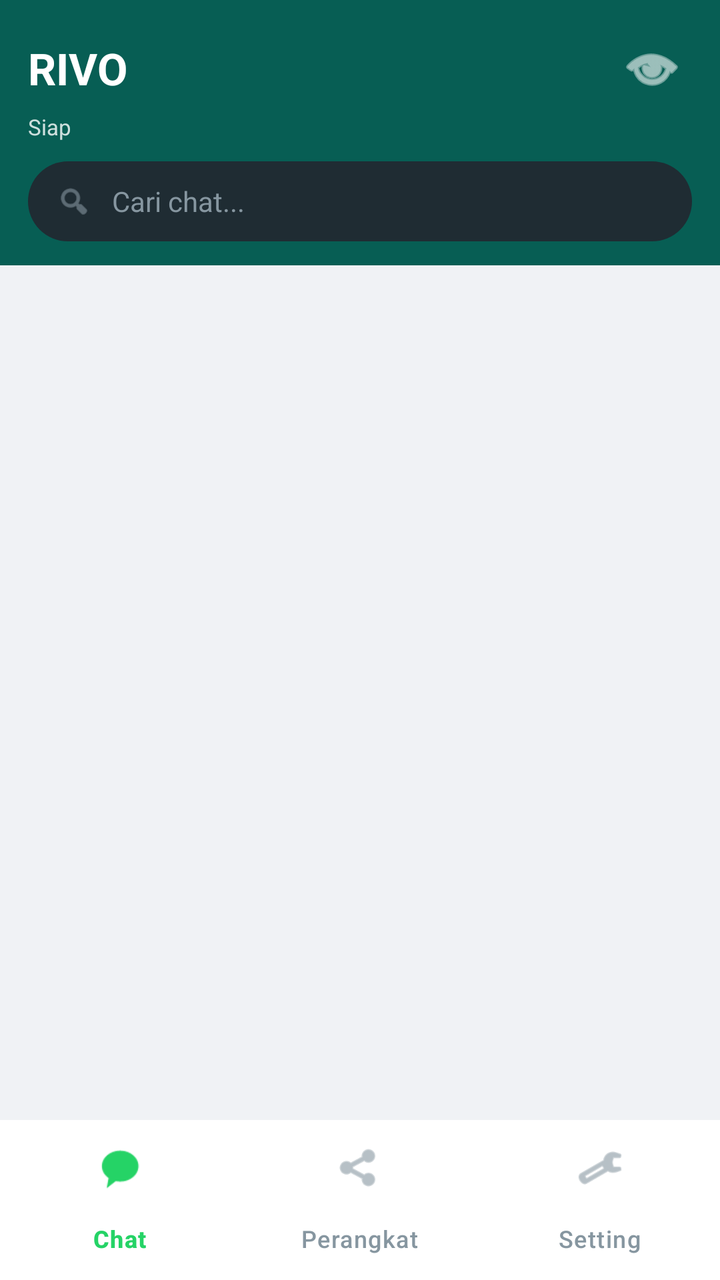
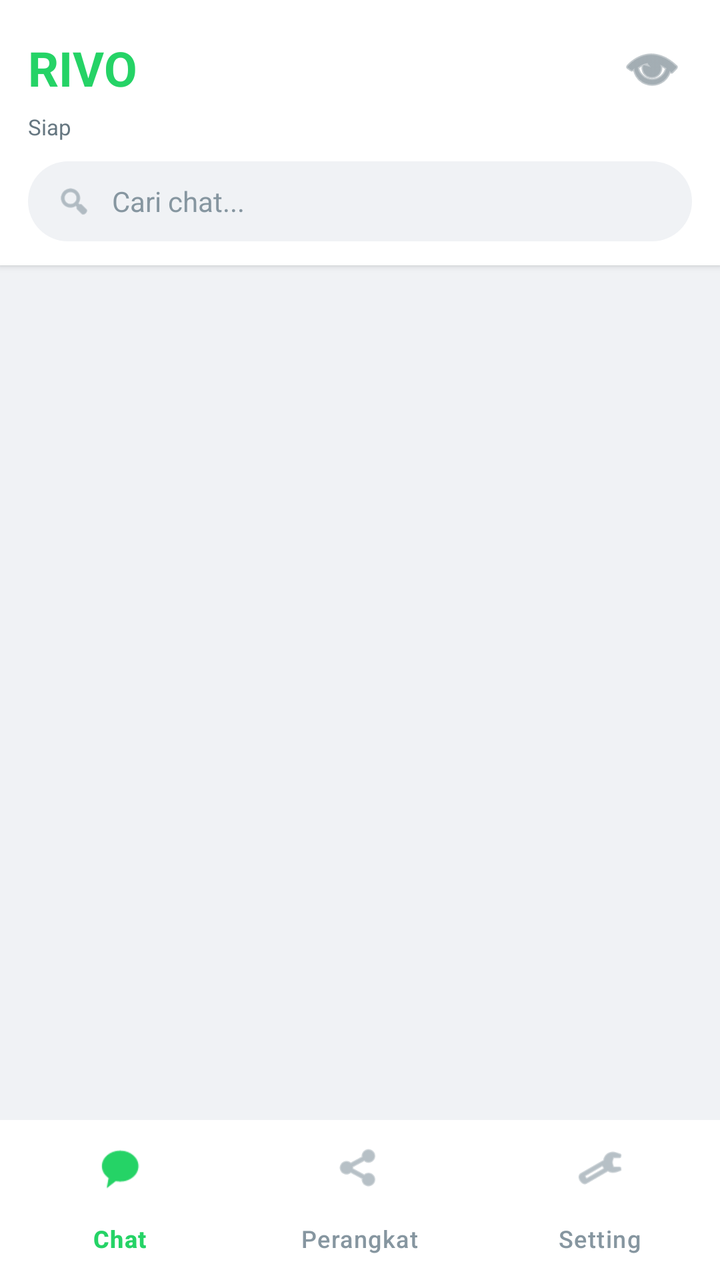

The first picture is an Android layout as it rendered before a commit; the second is the same layout after the commit. The layout source and the unified diff follow.
<!-- AndroidManifest.xml: application theme Theme.Material3.DayNight.NoActionBar -->
<!-- res/layout/activity_main.xml -->
<?xml version="1.0" encoding="utf-8"?>
<LinearLayout xmlns:android="http://schemas.android.com/apk/res/android"
    xmlns:app="http://schemas.android.com/apk/res-auto"
    android:layout_width="match_parent"
    android:layout_height="match_parent"
    android:orientation="vertical"
    android:background="@color/home_bg">

    <LinearLayout
        android:layout_width="match_parent"
        android:layout_height="wrap_content"
        android:background="@drawable/header_bg"
        android:orientation="vertical"
        android:paddingTop="14dp"
        android:paddingBottom="12dp"
        android:paddingHorizontal="14dp">

        <LinearLayout
            android:layout_width="match_parent"
            android:layout_height="wrap_content"
            android:orientation="horizontal"
            android:gravity="center_vertical">

            <TextView
                android:layout_width="0dp"
                android:layout_height="wrap_content"
                android:layout_weight="1"
                android:text="RIVO"
                android:textColor="#FFFFFF"
                android:textSize="22sp"
                android:textStyle="bold" />

            <ImageButton
                android:id="@+id/btnDarkMode"
                android:layout_width="40dp"
                android:layout_height="40dp"
                android:background="?android:attr/selectableItemBackgroundBorderless"
                android:src="@android:drawable/ic_menu_view"
                android:tint="#FFFFFF"
                android:contentDescription="Mode" />
        </LinearLayout>

        <TextView
            android:id="@+id/statusText"
            android:layout_width="match_parent"
            android:layout_height="wrap_content"
            android:text="Siap"
            android:textColor="#CCFFFFFF"
            android:textSize="11sp"
            android:paddingTop="2dp"
            android:paddingBottom="10dp" />

        
        <LinearLayout
            android:layout_width="match_parent"
            android:layout_height="40dp"
            android:background="@drawable/search_bg"
            android:orientation="horizontal"
            android:gravity="center_vertical"
            android:paddingHorizontal="14dp">

            <ImageView
                android:layout_width="18dp"
                android:layout_height="18dp"
                android:src="@android:drawable/ic_menu_search"
                android:tint="#8696A0"
                android:contentDescription="Cari" />

            <EditText
                android:id="@+id/searchInput"
                android:layout_width="match_parent"
                android:layout_height="match_parent"
                android:background="@null"
                android:hint="Cari chat..."
                android:textColorHint="#8696A0"
                android:textColor="#FFFFFF"
                android:textSize="14sp"
                android:paddingStart="10dp"
                android:paddingEnd="10dp"
                android:inputType="text"
                android:importantForAutofill="no" />
        </LinearLayout>
    </LinearLayout>

    <FrameLayout
        android:id="@+id/fragmentContainer"
        android:layout_width="match_parent"
        android:layout_height="0dp"
        android:layout_weight="1">

        <androidx.recyclerview.widget.RecyclerView
            android:id="@+id/chatList"
            android:layout_width="match_parent"
            android:layout_height="match_parent"
            android:paddingTop="4dp"
            android:clipToPadding="false"
            android:paddingBottom="80dp" />

        <TextView
            android:id="@+id/emptyText"
            android:layout_width="match_parent"
            android:layout_height="wrap_content"
            android:layout_gravity="center"
            android:text="Belum ada chat.\nBuka Setting -> Test Chat untuk mulai."
            android:textAlignment="center"
            android:textColor="@color/text_secondary"
            android:textSize="14sp"
            android:padding="40dp"
            android:visibility="gone" />
    </FrameLayout>

    <com.google.android.material.bottomnavigation.BottomNavigationView
        android:id="@+id/bottomNav"
        android:layout_width="match_parent"
        android:layout_height="wrap_content"
        android:background="@color/bubble_other"
        app:itemIconTint="@color/bottom_nav_color"
        app:itemTextColor="@color/bottom_nav_color"
        app:menu="@menu/bottom_nav_menu"
        app:labelVisibilityMode="labeled" />

</LinearLayout>
<!-- resources referenced by this layout -->
<resources>
  <color name="bubble_other">#FFFFFF</color>
  <color name="home_bg">#F0F2F5</color>
  <color name="text_secondary">#667781</color>
  <!-- drawable header_bg (drawable) -->
  <?xml version="1.0" encoding="utf-8"?>
  <shape xmlns:android="http://schemas.android.com/apk/res/android"
      android:shape="rectangle">
      <solid android:color="@color/brand_green" />
  </shape>
  <!-- drawable search_bg (drawable) -->
  <?xml version="1.0" encoding="utf-8"?>
  <shape xmlns:android="http://schemas.android.com/apk/res/android"
      android:shape="rectangle">
      <solid android:color="#1F2C33" />
      <corners android:radius="24dp" />
  </shape>
  <color name="brand_green">#075E54</color>
</resources>

<!-- the commit's change to res/layout/activity_main.xml (unified diff, before → after) -->
@@ -9,11 +9,12 @@
     <LinearLayout
         android:layout_width="match_parent"
         android:layout_height="wrap_content"
-        android:background="@drawable/header_bg"
+        android:background="@color/bubble_other"
         android:orientation="vertical"
         android:paddingTop="14dp"
         android:paddingBottom="12dp"
-        android:paddingHorizontal="14dp">
+        android:paddingHorizontal="14dp"
+        android:elevation="2dp">
 
         <LinearLayout
             android:layout_width="match_parent"
@@ -26,8 +27,8 @@
                 android:layout_height="wrap_content"
                 android:layout_weight="1"
                 android:text="RIVO"
-                android:textColor="#FFFFFF"
-                android:textSize="22sp"
+                android:textColor="@color/brand_accent"
+                android:textSize="24sp"
                 android:textStyle="bold" />
 
             <ImageButton
@@ -36,7 +37,7 @@
                 android:layout_height="40dp"
                 android:background="?android:attr/selectableItemBackgroundBorderless"
                 android:src="@android:drawable/ic_menu_view"
-                android:tint="#FFFFFF"
+                android:tint="@color/text_secondary"
                 android:contentDescription="Mode" />
         </LinearLayout>
 
@@ -45,12 +46,11 @@
             android:layout_width="match_parent"
             android:layout_height="wrap_content"
             android:text="Siap"
-            android:textColor="#CCFFFFFF"
+            android:textColor="@color/text_secondary"
             android:textSize="11sp"
             android:paddingTop="2dp"
             android:paddingBottom="10dp" />
 
-        
         <LinearLayout
             android:layout_width="match_parent"
             android:layout_height="40dp"
@@ -73,7 +73,7 @@
                 android:background="@null"
                 android:hint="Cari chat..."
                 android:textColorHint="#8696A0"
-                android:textColor="#FFFFFF"
+                android:textColor="@color/text_primary"
                 android:textSize="14sp"
                 android:paddingStart="10dp"
                 android:paddingEnd="10dp"
<!-- resource entries referenced after the edit -->
@@ -1,21 +1,16 @@
 <!-- resources referenced by this layout -->
 <resources>
+  <color name="brand_accent">#25D366</color>
   <color name="bubble_other">#FFFFFF</color>
   <color name="home_bg">#F0F2F5</color>
+  <color name="text_primary">#111B21</color>
   <color name="text_secondary">#667781</color>
-  <!-- drawable header_bg (drawable) -->
-  <?xml version="1.0" encoding="utf-8"?>
-  <shape xmlns:android="http://schemas.android.com/apk/res/android"
-      android:shape="rectangle">
-      <solid android:color="@color/brand_green" />
-  </shape>
   <!-- drawable search_bg (drawable) -->
   <?xml version="1.0" encoding="utf-8"?>
   <shape xmlns:android="http://schemas.android.com/apk/res/android"
       android:shape="rectangle">
-      <solid android:color="#1F2C33" />
+      <solid android:color="#F0F2F5" />
       <corners android:radius="24dp" />
   </shape>
-  <color name="brand_green">#075E54</color>
 </resources>
 
